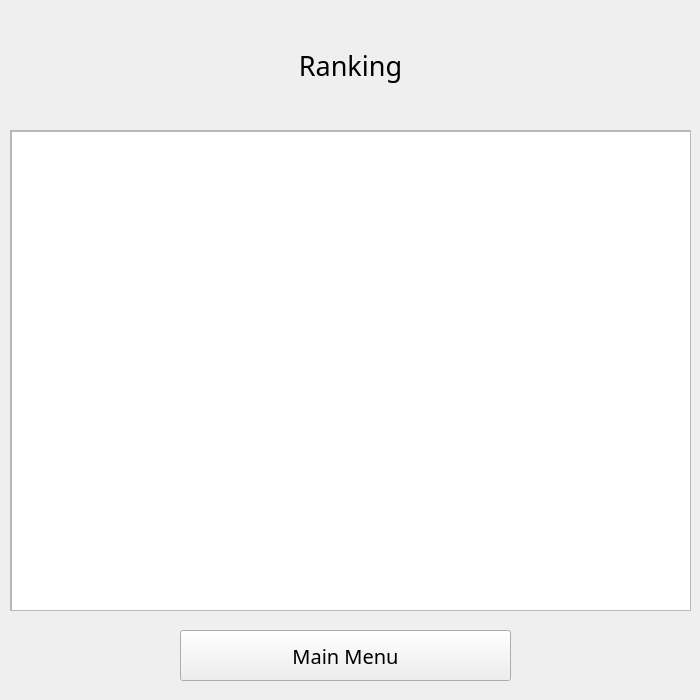
Above: GUI/ui_files/ranking.ui from agak33/SW-Piano-Tiles before the change. Below: the same form after it.
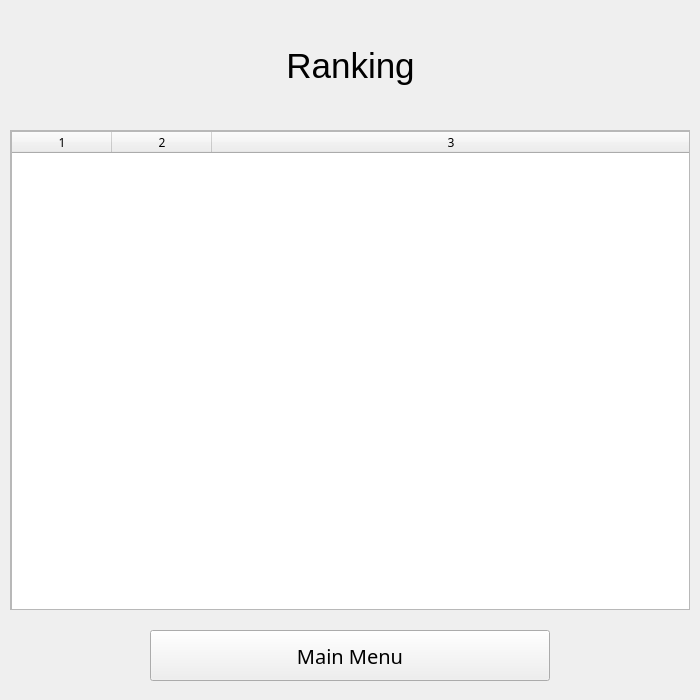
That is the form after the change.

```diff
--- a/GUI/ui_files/ranking.ui
+++ b/GUI/ui_files/ranking.ui
@@ -41,8 +41,8 @@
    </property>
    <property name="font">
     <font>
-     <family>Patrick Hand SC</family>
-     <pointsize>20</pointsize>
+     <family>MS Shell Dlg 2</family>
+     <pointsize>26</pointsize>
     </font>
    </property>
    <property name="text">
@@ -57,8 +57,8 @@
     <rect>
      <x>10</x>
      <y>130</y>
-     <width>681</width>
-     <height>481</height>
+     <width>680</width>
+     <height>480</height>
     </rect>
    </property>
    <property name="widgetResizable">
@@ -69,43 +69,55 @@
      <rect>
       <x>0</x>
       <y>0</y>
-      <width>679</width>
-      <height>479</height>
+      <width>678</width>
+      <height>478</height>
      </rect>
     </property>
-    <widget class="QTableView" name="rankingTable">
+    <widget class="QTableWidget" name="rankingTable">
      <property name="geometry">
       <rect>
        <x>0</x>
        <y>0</y>
-       <width>681</width>
-       <height>481</height>
+       <width>680</width>
+       <height>480</height>
       </rect>
      </property>
-     <property name="font">
-      <font>
-       <family>Patrick Hand SC</family>
-       <pointsize>13</pointsize>
-      </font>
+     <property name="columnCount">
+      <number>3</number>
      </property>
-     <property name="editTriggers">
-      <set>QAbstractItemView::NoEditTriggers</set>
-     </property>
-     <property name="tabKeyNavigation">
+     <attribute name="horizontalHeaderVisible">
+      <bool>true</bool>
+     </attribute>
+     <attribute name="horizontalHeaderCascadingSectionResizes">
       <bool>false</bool>
-     </property>
-     <property name="selectionBehavior">
-      <enum>QAbstractItemView::SelectRows</enum>
-     </property>
+     </attribute>
+     <attribute name="horizontalHeaderMinimumSectionSize">
+      <number>100</number>
+     </attribute>
+     <attribute name="horizontalHeaderDefaultSectionSize">
+      <number>100</number>
+     </attribute>
+     <attribute name="horizontalHeaderShowSortIndicator" stdset="0">
+      <bool>false</bool>
+     </attribute>
+     <attribute name="horizontalHeaderStretchLastSection">
+      <bool>true</bool>
+     </attribute>
+     <attribute name="verticalHeaderCascadingSectionResizes">
+      <bool>true</bool>
+     </attribute>
+     <column/>
+     <column/>
+     <column/>
     </widget>
    </widget>
   </widget>
   <widget class="QPushButton" name="mainMenuButton">
    <property name="geometry">
     <rect>
-     <x>180</x>
+     <x>150</x>
      <y>630</y>
-     <width>331</width>
+     <width>400</width>
      <height>51</height>
     </rect>
    </property>
```
